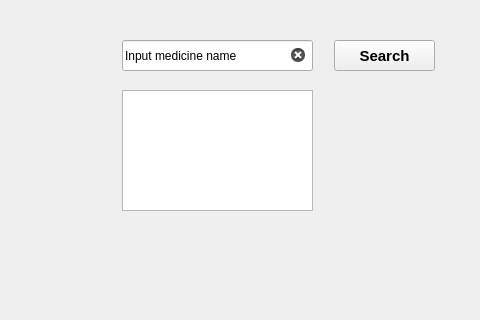
Before: the Qt Designer form mainwindow.ui in sahariajf/ExpiryGuard, drawn with Qt 5; both pictures show x 318 to 798 and y 0 to 320 of the 798 by 600 pixel window.
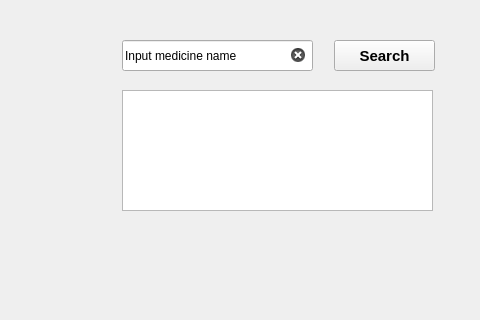
After: the same form once the commit is applied.

What changed in the file:
```diff
--- a/mainwindow.ui
+++ b/mainwindow.ui
@@ -92,7 +92,7 @@
      <rect>
       <x>440</x>
       <y>90</y>
-      <width>191</width>
+      <width>311</width>
       <height>121</height>
      </rect>
     </property>
@@ -108,12 +108,21 @@
     <property name="autoFillBackground">
      <bool>false</bool>
     </property>
+    <property name="alternatingRowColors">
+     <bool>true</bool>
+    </property>
+    <property name="selectionMode">
+     <enum>QAbstractItemView::NoSelection</enum>
+    </property>
     <property name="movement">
      <enum>QListView::Free</enum>
     </property>
     <property name="isWrapping" stdset="0">
      <bool>false</bool>
     </property>
+    <property name="spacing">
+     <number>2</number>
+    </property>
     <property name="wordWrap">
      <bool>true</bool>
     </property>
```
